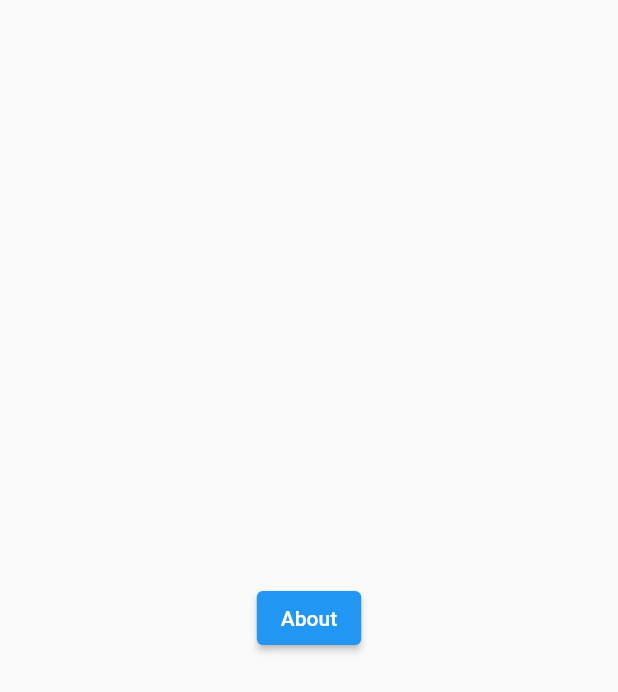
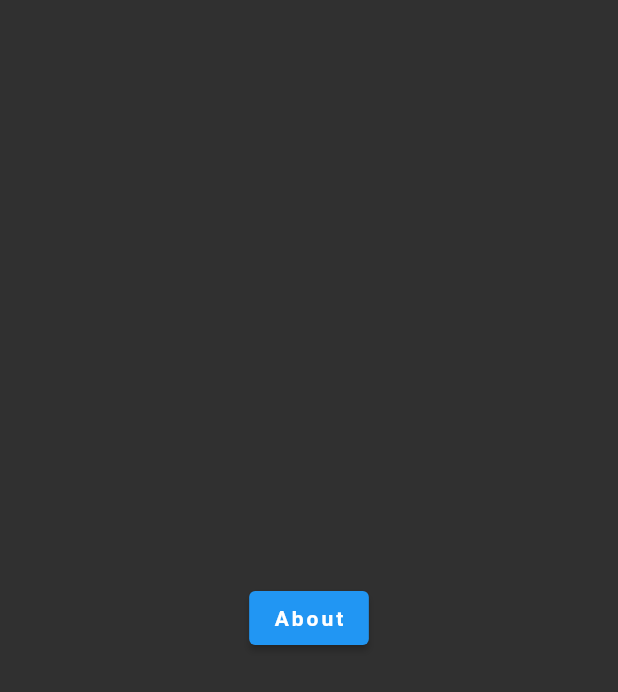
Before and after one commit to matthew-talamantes/fireshipApp, a Flutter app: the screen it shows after launch, on a phone screen of 412 x 824 dp. Shown: the top 692 px of the screen. Run offline on Flutter 3.47's test engine with Material 2 defaults, Android fonts, the phone set to English and light mode, and no system bars; our stand-ins replace firebase_core; accounts and stored records are empty.

Commit message:
Themeing and debugging

```diff
--- a/quizapp/lib/home/home.dart
+++ b/quizapp/lib/home/home.dart
@@ -10,7 +10,10 @@ class HomeScreen extends StatelessWidget {
         body: Center(
             child: ElevatedButton(
       // ignore: prefer_const_constructors
-      child: Text('About'),
+      child: Text(
+        'About',
+        style: Theme.of(context).textTheme.button,
+      ),
       onPressed: () => Navigator.pushNamed(context, '/about'),
     )));
   }
--- a/quizapp/lib/main.dart
+++ b/quizapp/lib/main.dart
@@ -2,6 +2,7 @@ import 'package:flutter/material.dart';
 
 // Import the firebase_core plugin
 import 'package:firebase_core/firebase_core.dart';
+import 'package:quizapp/theme.dart';
 import 'firebase_options.dart';
 import 'package:quizapp/routes.dart';
 
@@ -47,6 +48,7 @@ class _AppState extends State<App> {
         if (snapshot.connectionState == ConnectionState.done) {
           return MaterialApp(
             routes: appRoutes,
+            theme: appTheme,
           );
         }
 
--- /dev/null
+++ b/quizapp/lib/theme.dart
@@ -0,0 +1,11 @@
+import 'package:flutter/material.dart';
+
+var appTheme = ThemeData(
+    brightness: Brightness.dark,
+    textTheme: const TextTheme(
+        bodyText1: TextStyle(fontSize: 18),
+        bodyText2: TextStyle(fontSize: 16),
+        button: TextStyle(
+          letterSpacing: 2,
+          fontWeight: FontWeight.bold,
+        )));
```
Also changed, not shown: 1 other file.
